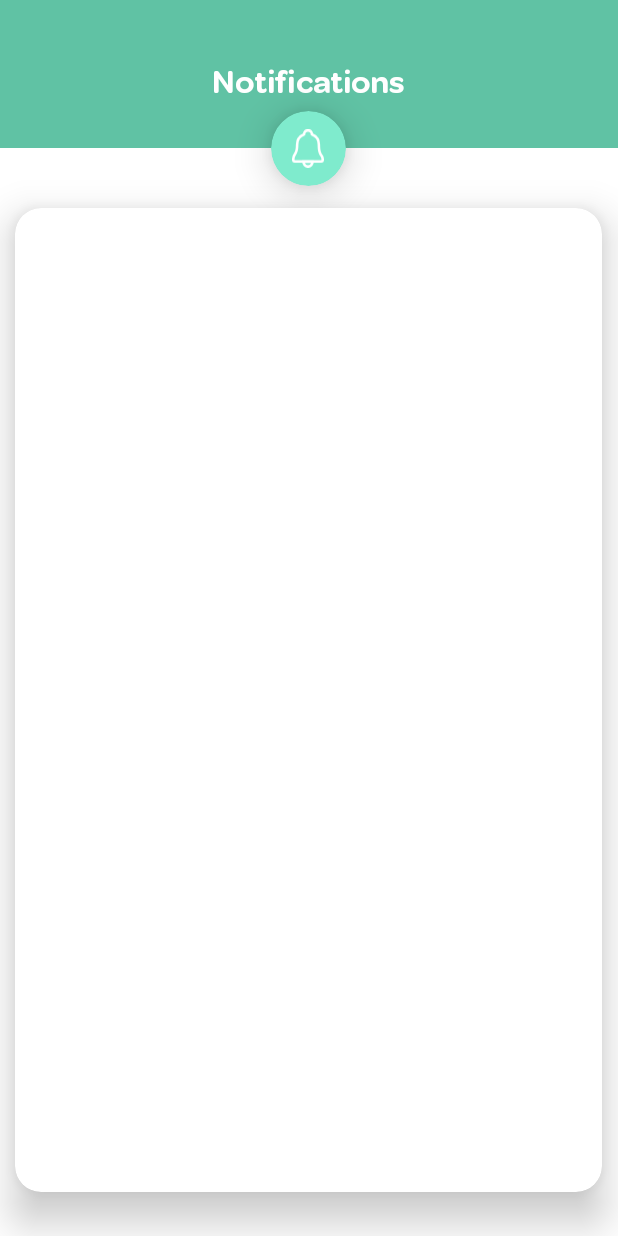
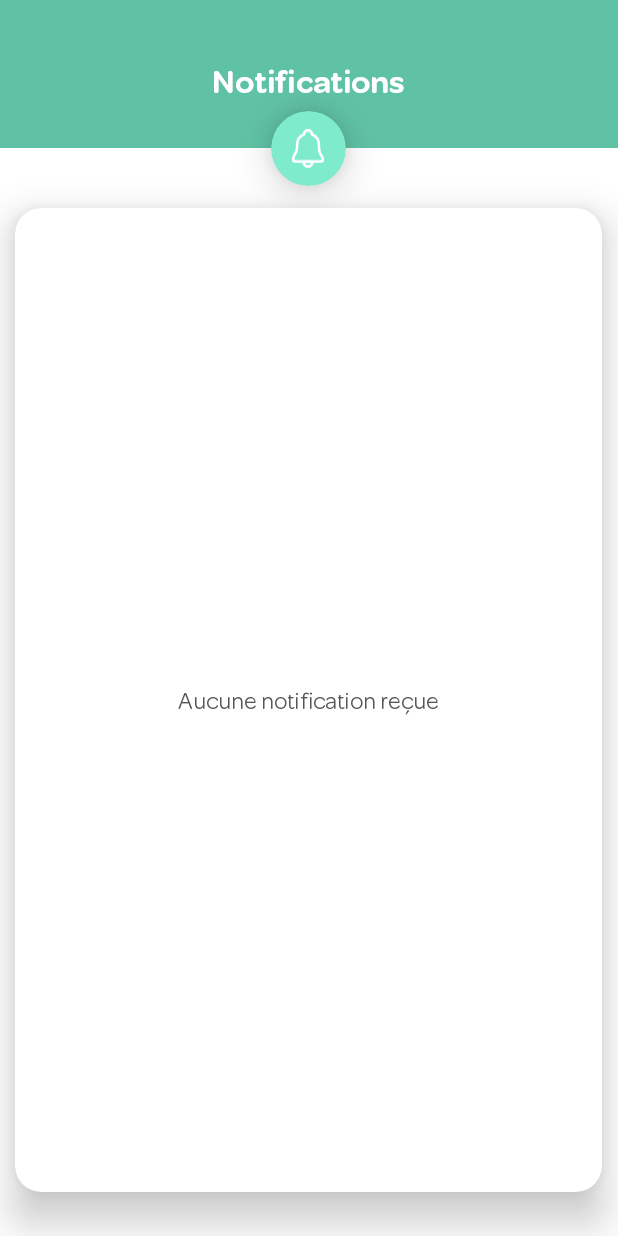
Before and after one commit to Bayram-MKININI/YumiAgent, an Android app: the layout alerts_layout.xml on its own in the app's theme, with its tools: preview values and no code run, on a phone screen of 412 x 824 dp. Run offline under Robolectric (Android 15) with nearby library versions, the phone set to English and light mode, and no system bars.

```diff
--- a/app/src/main/java/net/noliaware/yumi_agent/commun/util/Extensions.kt
+++ b/app/src/main/java/net/noliaware/yumi_agent/commun/util/Extensions.kt
@@ -232,7 +232,6 @@ fun Fragment.redirectToLoginScreenFromSharedEvent(sharedEvent: UIEvent) {
 
 fun Fragment.handlePaginationError(loadState: CombinedLoadStates) {
     when (val currentState = loadState.refresh) {
-        is LoadState.Loading -> Unit
         is LoadState.Error -> {
             if (
                 currentState.error is PaginationException &&
--- a/app/src/main/java/net/noliaware/yumi_agent/feature_alerts/data/repository/AlertPagingSource.kt
+++ b/app/src/main/java/net/noliaware/yumi_agent/feature_alerts/data/repository/AlertPagingSource.kt
@@ -49,9 +49,9 @@ class AlertPagingSource(
             }
 
             val alertTimestamp =
-                remoteData.data?.alertDTOList?.last()?.alertTimestamp ?: nextTimestamp
+                remoteData.data?.alertDTOList?.lastOrNull()?.alertTimestamp ?: nextTimestamp
 
-            val moreItemsAvailable = remoteData.data?.alertDTOList?.last()?.let { alertDTO ->
+            val moreItemsAvailable = remoteData.data?.alertDTOList?.lastOrNull()?.let { alertDTO ->
                 alertDTO.alertRank < alertDTO.alertCount
             }
 
--- a/app/src/main/java/net/noliaware/yumi_agent/feature_alerts/presentation/controllers/AlertsFragment.kt
+++ b/app/src/main/java/net/noliaware/yumi_agent/feature_alerts/presentation/controllers/AlertsFragment.kt
@@ -7,6 +7,7 @@ import android.view.ViewGroup
 import androidx.fragment.app.Fragment
 import androidx.fragment.app.viewModels
 import androidx.lifecycle.lifecycleScope
+import androidx.paging.LoadState
 import dagger.hilt.android.AndroidEntryPoint
 import kotlinx.coroutines.flow.collectLatest
 import net.noliaware.yumi_agent.R
@@ -40,6 +41,10 @@ class AlertsFragment : Fragment() {
     private fun collectFlows() {
         viewLifecycleOwner.lifecycleScope.launchWhenStarted {
             alertsView?.alertAdapter?.loadStateFlow?.collectLatest { loadState ->
+                if (loadState.refresh is LoadState.NotLoading) {
+                    val alertsCount = alertsView?.alertAdapter?.itemCount ?: 0
+                    alertsView?.setEmptyMessageVisible(alertsCount < 1)
+                }
                 handlePaginationError(loadState)
             }
         }
--- a/app/src/main/java/net/noliaware/yumi_agent/feature_alerts/presentation/views/AlertsView.kt
+++ b/app/src/main/java/net/noliaware/yumi_agent/feature_alerts/presentation/views/AlertsView.kt
@@ -5,6 +5,8 @@ import android.util.AttributeSet
 import android.view.View
 import android.view.ViewGroup
 import android.widget.TextView
+import androidx.core.view.isGone
+import androidx.core.view.isVisible
 import androidx.recyclerview.widget.LinearLayoutManager
 import androidx.recyclerview.widget.RecyclerView
 import net.noliaware.yumi_agent.R
@@ -22,6 +24,7 @@ class AlertsView(context: Context, attrs: AttributeSet?) : ViewGroup(context, at
     private lateinit var notificationIconView: View
     private lateinit var contentView: View
     private lateinit var recyclerView: RecyclerView
+    private lateinit var emptyView: View
 
     var alertAdapter
         get() = recyclerView.adapter as AlertAdapter
@@ -41,10 +44,21 @@ class AlertsView(context: Context, attrs: AttributeSet?) : ViewGroup(context, at
         notificationIconView = findViewById(R.id.notification_icon_view)
         contentView = findViewById(R.id.content_layout)
         recyclerView = contentView.findViewById(R.id.recycler_view)
+        emptyView = contentView.findViewById(R.id.empty_message_text_view)
 
         recyclerView.also {
             it.layoutManager = LinearLayoutManager(context)
             it.addItemDecoration(MarginItemDecoration(convertDpToPx(16)))
+        }
+    }
+
+    fun setEmptyMessageVisible(visible: Boolean) {
+        if (visible) {
+            emptyView.isVisible = true
+            recyclerView.isGone = true
+        } else {
+            emptyView.isGone = true
+            recyclerView.isVisible = true
         }
     }
 
@@ -68,7 +82,6 @@ class AlertsView(context: Context, attrs: AttributeSet?) : ViewGroup(context, at
 
         val contentViewWidth = viewWidth * 95 / 100
         val sideMargin = viewWidth * 5 / 100 / 2
-
         val contentViewHeight = viewHeight - (headerView.measuredHeight + notificationIconView.measuredHeight / 2
                 + sideMargin + convertDpToPx(35))
 
@@ -77,10 +90,16 @@ class AlertsView(context: Context, attrs: AttributeSet?) : ViewGroup(context, at
             MeasureSpec.makeMeasureSpec(contentViewHeight, MeasureSpec.EXACTLY)
         )
 
-        recyclerView.measure(
-            MeasureSpec.makeMeasureSpec(contentView.measuredWidth, MeasureSpec.EXACTLY),
-            MeasureSpec.makeMeasureSpec(contentView.measuredHeight, MeasureSpec.EXACTLY)
-        )
+        if (recyclerView.isVisible) {
+            recyclerView.measure(
+                MeasureSpec.makeMeasureSpec(contentView.measuredWidth, MeasureSpec.EXACTLY),
+                MeasureSpec.makeMeasureSpec(contentView.measuredHeight, MeasureSpec.EXACTLY)
+            )
+        }
+
+        if (emptyView.isVisible) {
+            emptyView.measureWrapContent()
+        }
 
         setMeasuredDimension(
             MeasureSpec.makeMeasureSpec(viewWidth, MeasureSpec.EXACTLY),
@@ -109,6 +128,13 @@ class AlertsView(context: Context, attrs: AttributeSet?) : ViewGroup(context, at
             notificationIconView.bottom + convertDpToPx(15)
         )
 
-        recyclerView.layoutToTopLeft(0, 0)
+        if (emptyView.isVisible) {
+            emptyView.layoutToTopLeft(
+                (contentView.measuredWidth - emptyView.measuredWidth) / 2,
+                (contentView.measuredHeight - emptyView.measuredHeight) / 2
+            )
+        } else {
+            recyclerView.layoutToTopLeft(0, 0)
+        }
     }
 }
--- a/app/src/main/java/net/noliaware/yumi_agent/feature_message/data/repository/InboxMessagePagingSource.kt
+++ b/app/src/main/java/net/noliaware/yumi_agent/feature_message/data/repository/InboxMessagePagingSource.kt
@@ -52,9 +52,9 @@ class InboxMessagePagingSource(
                 throw PaginationException(errorType)
             }
 
-            val messageRank = remoteData.data?.messageDTOList?.last()?.messageRank ?: nextPage
+            val messageRank = remoteData.data?.messageDTOList?.lastOrNull()?.messageRank ?: nextPage
 
-            val moreItemsAvailable = remoteData.data?.messageDTOList?.last()?.let { messageDTO ->
+            val moreItemsAvailable = remoteData.data?.messageDTOList?.lastOrNull()?.let { messageDTO ->
                 if (messageDTO.messageRank != null && messageDTO.messageCount != null) {
                     messageDTO.messageRank < messageDTO.messageCount
                 } else {
--- a/app/src/main/java/net/noliaware/yumi_agent/feature_message/data/repository/OutboxMessagePagingSource.kt
+++ b/app/src/main/java/net/noliaware/yumi_agent/feature_message/data/repository/OutboxMessagePagingSource.kt
@@ -53,9 +53,9 @@ class OutboxMessagePagingSource(
                 throw PaginationException(errorType)
             }
 
-            val messageRank = remoteData.data?.messageDTOList?.last()?.messageRank ?: nextPage
+            val messageRank = remoteData.data?.messageDTOList?.lastOrNull()?.messageRank ?: nextPage
 
-            val moreItemsAvailable = remoteData.data?.messageDTOList?.last()?.let { messageDTO ->
+            val moreItemsAvailable = remoteData.data?.messageDTOList?.lastOrNull()?.let { messageDTO ->
                 if (messageDTO.messageRank != null && messageDTO.messageCount != null) {
                     messageDTO.messageRank < messageDTO.messageCount
                 } else {
--- a/app/src/main/res/layout/alerts_layout.xml
+++ b/app/src/main/res/layout/alerts_layout.xml
@@ -2,6 +2,7 @@
 <net.noliaware.yumi_agent.feature_alerts.presentation.views.AlertsView
     xmlns:android="http://schemas.android.com/apk/res/android"
     xmlns:app="http://schemas.android.com/apk/res-auto"
+    xmlns:tools="http://schemas.android.com/tools"
     android:layout_width="match_parent"
     android:layout_height="match_parent">
 
@@ -49,5 +50,16 @@
             android:layout_height="match_parent"
             android:overScrollMode="never" />
 
+        <com.google.android.material.textview.MaterialTextView
+            android:id="@+id/empty_message_text_view"
+            android:layout_width="wrap_content"
+            android:layout_height="wrap_content"
+            android:fontFamily="@font/omnes_regular"
+            android:text="@string/no_notification"
+            android:textColor="@color/grey_2"
+            android:textSize="16sp"
+            android:visibility="gone"
+            tools:visibility="visible" />
+
     </net.noliaware.yumi_agent.commun.presentation.views.ElevatedCardView>
 </net.noliaware.yumi_agent.feature_alerts.presentation.views.AlertsView>
--- a/app/src/main/res/values/strings.xml
+++ b/app/src/main/res/values/strings.xml
@@ -57,6 +57,8 @@
     <string name="mail">Messagerie</string>
     <string name="sent">Envoyés</string>
     <string name="received">Reçus</string>
+    <string name="no_received_message">Aucun message reçu</string>
+    <string name="no_sent_message">Aucun message envoyé</string>
     <string name="recipient">Destinataire(s)</string>
     <string name="recipient_empty_error">Veuillez saisir un compte valide</string>
     <string name="empty_hint">&#160;</string>
@@ -78,6 +80,7 @@
 
     //Alert
     <string name="notifications">Notifications</string>
+    <string name="no_notification">Aucune notification reçue</string>
     <string name="received_at">Reçu le %s à %s</string>
 
 </resources>
```
Also changed, not shown: app/src/main/java/net/noliaware/yumi_agent/feature_login/presentation/views/LoginView.kt (+13 -7 lines), app/src/main/java/net/noliaware/yumi_agent/feature_message/presentation/controllers/ReceivedMessagesFragment.kt (+11 -5 lines), app/src/main/java/net/noliaware/yumi_agent/feature_message/presentation/controllers/SentMessagesFragment.kt (+11 -5 lines), app/src/main/java/net/noliaware/yumi_agent/feature_message/presentation/views/MessagesListView.kt (+72 -4 lines), app/src/main/res/layout/messages_list_layout.xml (+22 -5 lines).
